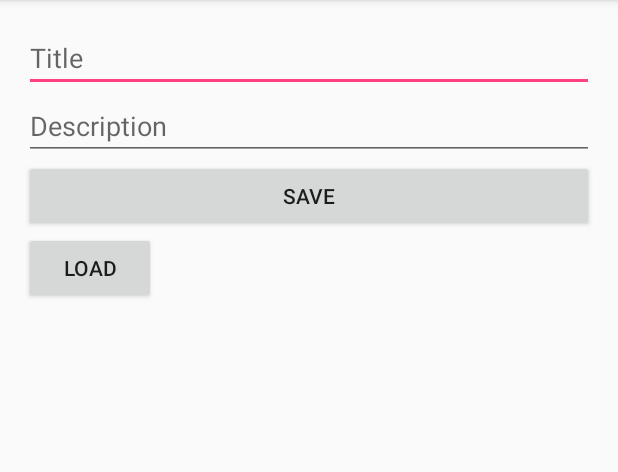
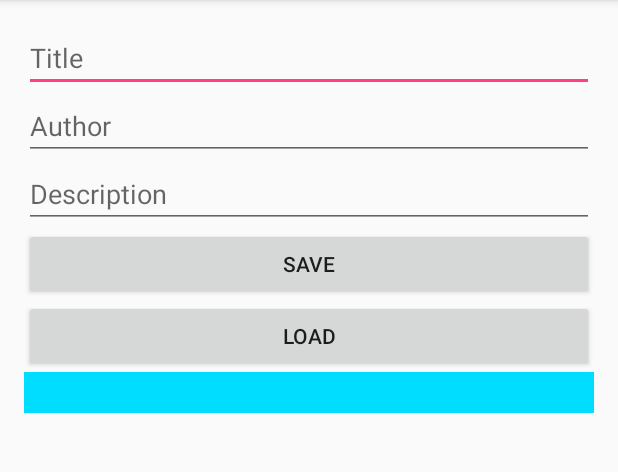
Before and after one commit to teacherRay/MyFireStoreApp, an Android app: the screen it shows after launch (MainActivity), after a tap on "SAVE", on a phone screen of 412 x 824 dp, the part 84-556 px from its top. Run offline under Robolectric (Android 15) with nearby library versions, the phone set to English and light mode, and no system bars; our stand-ins replace Firebase (no records; nobody signed in at launch, a user with empty details on screens opened directly).

Commit message:
Kotlin working copy - extra data added

```diff
--- a/app/build.gradle
+++ b/app/build.gradle
@@ -26,6 +26,7 @@ dependencies {
     implementation 'com.google.firebase:firebase-core:16.0.1'
     implementation 'com.google.firebase:firebase-firestore:17.0.3'
     implementation 'com.android.support:multidex:1.0.3'
+    implementation 'com.google.firebase:firebase-database:11.8.0'
     testImplementation 'junit:junit:4.12'
     androidTestImplementation 'com.android.support.test:runner:1.0.2'
     androidTestImplementation 'com.android.support.test.espresso:espresso-core:3.0.2'
--- a/app/src/main/java/com/camboray/myfirestoreapp/MainActivity.java
+++ b/app/src/main/java/com/camboray/myfirestoreapp/MainActivity.java
@@ -24,9 +24,11 @@ public class MainActivity extends AppCompatActivity {
     private static final String TAG = "MainActivity";
 
     private static final String KEY_TITLE = "title";
+    private static final String KEY_AUTHOR = "author";
     private static final String KEY_DESCRIPTION = "description";
 
     private EditText editTextTitle;
+    private EditText editTextAuthor;
     private EditText editTextDescription;
     private TextView textViewData;
 
@@ -38,16 +40,19 @@ public class MainActivity extends AppCompatActivity {
         setContentView(R.layout.activity_main);
 
         editTextTitle = findViewById(R.id.edit_text_title);
+        editTextAuthor = findViewById(R.id.edit_text_author);
         editTextDescription = findViewById(R.id.edit_text_description);
         textViewData = findViewById(R.id.text_view_data);
     }
 
     public void saveNote(View v) {
         String title = editTextTitle.getText().toString();
+        String author = editTextAuthor.getText().toString();
         String description = editTextDescription.getText().toString();
 
         Map<String, Object> note = new HashMap<>();
         note.put(KEY_TITLE, title);
+        note.put(KEY_AUTHOR, author);
         note.put(KEY_DESCRIPTION, description);
 
         noteRef.set(note)
@@ -73,8 +78,9 @@ public class MainActivity extends AppCompatActivity {
                 public void onSuccess(DocumentSnapshot documentSnapshot){
                     if (documentSnapshot.exists()){
                         String title=documentSnapshot.getString(KEY_TITLE);
+                        String author = documentSnapshot.getString(KEY_AUTHOR);
                         String description=documentSnapshot.getString(KEY_DESCRIPTION);
-                        textViewData.setText("Title: " + title + "\n" + "Description: " + description);
+                        textViewData.setText("Title: " + title + "\n" + "Author: " + author + "\n" + "Description: " + description);
                         Toast.makeText(MainActivity.this, "Note Found", Toast.LENGTH_SHORT).show();
                     }else {
                         Toast.makeText(MainActivity.this, "Document Not Found", Toast.LENGTH_SHORT).show();
--- a/app/src/main/res/layout/activity_main.xml
+++ b/app/src/main/res/layout/activity_main.xml
@@ -12,31 +12,39 @@
         android:id="@+id/edit_text_title"
         android:layout_width="match_parent"
         android:layout_height="wrap_content"
-        android:hint="Title"
+        android:hint="@string/title"
+        android:inputType="text" />
+
+    <EditText
+        android:id="@+id/edit_text_author"
+        android:layout_width="match_parent"
+        android:layout_height="wrap_content"
+        android:hint="@string/author"
         android:inputType="text" />
 
     <EditText
         android:id="@+id/edit_text_description"
         android:layout_width="match_parent"
         android:layout_height="wrap_content"
-        android:hint="Description"
+        android:hint="@string/description"
         android:inputType="text" />
 
     <Button
         android:layout_width="match_parent"
         android:layout_height="wrap_content"
         android:onClick="saveNote"
-        android:text="Save" />
+        android:text="@string/save" />
 
     <Button
-        android:layout_width="wrap_content"
+        android:layout_width="match_parent"
         android:layout_height="wrap_content"
         android:onClick="loadNote"
-        android:text="Load" />
+        android:text="@string/load" />
 
     <TextView
         android:id="@+id/text_view_data"
-        android:layout_width="wrap_content"
+        android:layout_width="match_parent"
         android:layout_height="wrap_content"
-        android:textSize="20sp"/>
+        android:background="@android:color/holo_blue_bright"
+        android:textSize="20sp" />
 </LinearLayout>
--- a/app/src/main/res/values/strings.xml
+++ b/app/src/main/res/values/strings.xml
@@ -1,3 +1,8 @@
 <resources>
     <string name="app_name">MyFireStoreApp</string>
+    <string name="save">Save</string>
+    <string name="load">Load</string>
+    <string name="title">Title</string>
+    <string name="description">Description</string>
+    <string name="author">Author</string>
 </resources>
```
